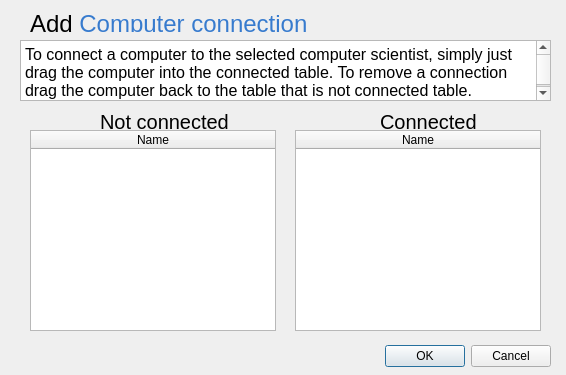
The window that ui/computerconnectdialog.ui (VLN-H7/Skil3) describes before a commit, drawn with Qt 5.
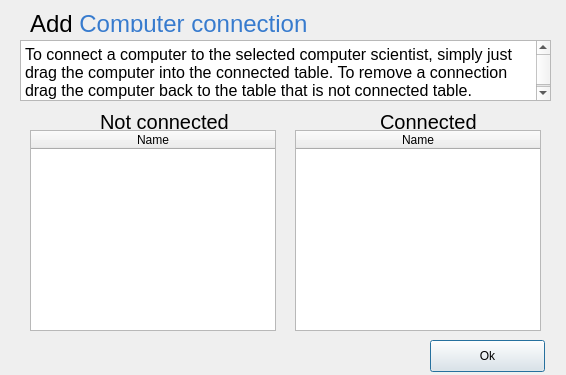
The same window after the commit. Custom widgets are drawn as their Qt base class.

Commit message: Changed "Ok" button in connections

```diff
--- a/ui/computerconnectdialog.ui
+++ b/ui/computerconnectdialog.ui
@@ -13,22 +13,6 @@
   <property name="windowTitle">
    <string>Dialog</string>
   </property>
-  <widget class="QDialogButtonBox" name="OK_btn">
-   <property name="geometry">
-    <rect>
-     <x>210</x>
-     <y>340</y>
-     <width>341</width>
-     <height>32</height>
-    </rect>
-   </property>
-   <property name="orientation">
-    <enum>Qt::Horizontal</enum>
-   </property>
-   <property name="standardButtons">
-    <set>QDialogButtonBox::Cancel|QDialogButtonBox::Ok</set>
-   </property>
-  </widget>
   <widget class="QWidget" name="gridLayoutWidget">
    <property name="geometry">
     <rect>
@@ -173,6 +157,19 @@
     <string>&lt;html&gt;&lt;head/&gt;&lt;body&gt;&lt;p&gt;&lt;span style=&quot; font-size:15pt;&quot;&gt;Connected&lt;/span&gt;&lt;/p&gt;&lt;/body&gt;&lt;/html&gt;</string>
    </property>
   </widget>
+  <widget class="QPushButton" name="pushButton_Ok">
+   <property name="geometry">
+    <rect>
+     <x>430</x>
+     <y>340</y>
+     <width>115</width>
+     <height>32</height>
+    </rect>
+   </property>
+   <property name="text">
+    <string>Ok</string>
+   </property>
+  </widget>
  </widget>
  <customwidgets>
   <customwidget>
```
The commit also changes 5 other files.
